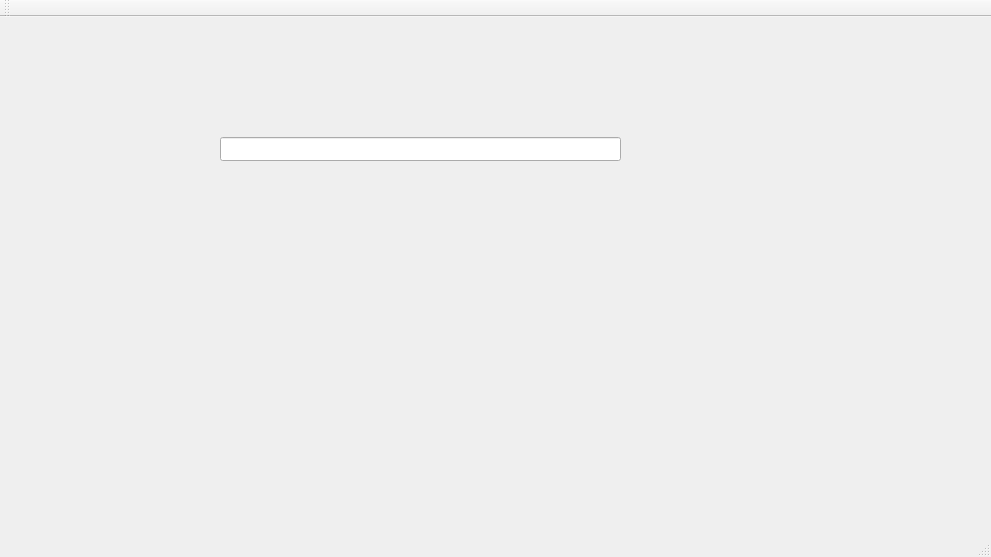
Above: OnLib/OnLib/MainWindow.ui from Andrew-Gh21/OnLib before the change. Below: the same form after it.
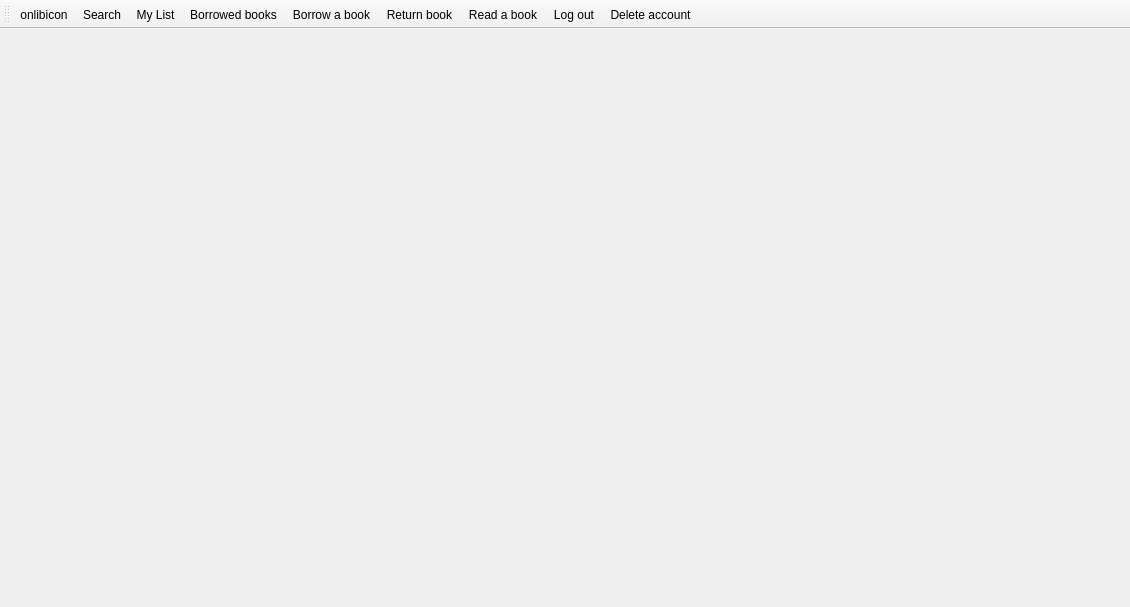
That is the form after the change. Icons and pictures are not drawn.

```diff
--- a/OnLib/OnLib/MainWindow.ui
+++ b/OnLib/OnLib/MainWindow.ui
@@ -6,24 +6,15 @@
    <rect>
     <x>0</x>
     <y>0</y>
-    <width>991</width>
-    <height>557</height>
+    <width>1130</width>
+    <height>607</height>
    </rect>
   </property>
   <property name="windowTitle">
    <string>MainWindow</string>
   </property>
   <widget class="QWidget" name="centralWidget">
-   <widget class="QLineEdit" name="helloLineEdit">
-    <property name="geometry">
-     <rect>
-      <x>220</x>
-      <y>120</y>
-      <width>401</width>
-      <height>24</height>
-     </rect>
-    </property>
-   </widget>
+   <layout class="QFormLayout" name="formLayout"/>
   </widget>
   <widget class="QMenuBar" name="menuBar">
    <property name="geometry">
@@ -42,8 +33,74 @@
    <attribute name="toolBarBreak">
     <bool>false</bool>
    </attribute>
+   <addaction name="actiononlibicon"/>
+   <addaction name="actionSearch"/>
+   <addaction name="actionMyList"/>
+   <addaction name="actionBorrowedBooks"/>
+   <addaction name="actionBorrowBook"/>
+   <addaction name="actionReturnBook"/>
+   <addaction name="actionReadBook"/>
+   <addaction name="actionLogOut"/>
+   <addaction name="actionDeleteAccount"/>
   </widget>
-  <widget class="QStatusBar" name="statusBar"/>
+  <action name="actionMyList">
+   <property name="text">
+    <string>My List</string>
+   </property>
+  </action>
+  <action name="actiononlibicon">
+   <property name="icon">
+    <iconset>
+     <normaloff>C:/Users/Nico/Desktop/online-library.png</normaloff>C:/Users/Nico/Desktop/online-library.png</iconset>
+   </property>
+   <property name="text">
+    <string>onlibicon</string>
+   </property>
+   <property name="toolTip">
+    <string>QAction</string>
+   </property>
+  </action>
+  <action name="actionSearch">
+   <property name="icon">
+    <iconset theme="Search"/>
+   </property>
+   <property name="text">
+    <string>Search</string>
+   </property>
+   <property name="shortcutContext">
+    <enum>Qt::WidgetWithChildrenShortcut</enum>
+   </property>
+  </action>
+  <action name="actionLogOut">
+   <property name="text">
+    <string>Log out</string>
+   </property>
+  </action>
+  <action name="actionDeleteAccount">
+   <property name="text">
+    <string>Delete account</string>
+   </property>
+  </action>
+  <action name="actionBorrowedBooks">
+   <property name="text">
+    <string>Borrowed books</string>
+   </property>
+  </action>
+  <action name="actionBorrowBook">
+   <property name="text">
+    <string>Borrow a book</string>
+   </property>
+  </action>
+  <action name="actionReturnBook">
+   <property name="text">
+    <string>Return book</string>
+   </property>
+  </action>
+  <action name="actionReadBook">
+   <property name="text">
+    <string>Read a book</string>
+   </property>
+  </action>
  </widget>
  <layoutdefault spacing="6" margin="11"/>
  <resources/>
```
Left out of the diff: 2 changed lines with no effect on the pictures.
